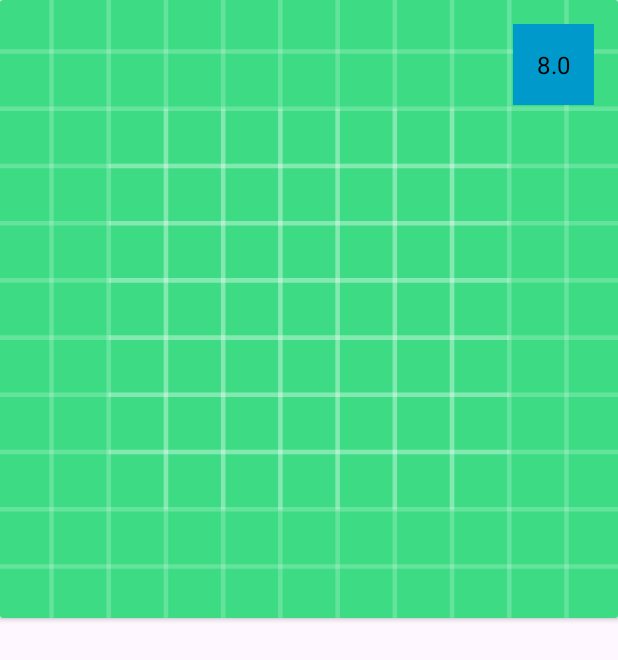
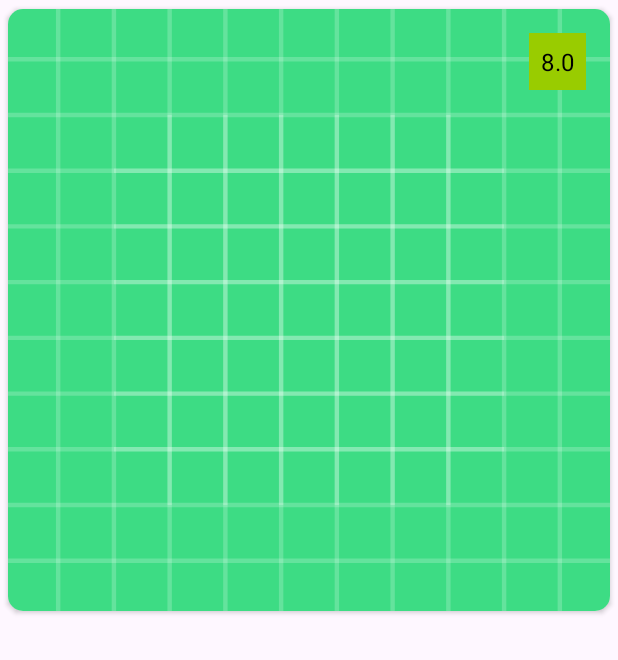
Before and after one commit to AlyonaRulezzz/Movies-Java, an Android app: the layout rv_item_layout.xml on its own in the app's theme, with its tools: preview values and no code run, on a phone screen of 412 x 824 dp. Shown: the top 660 px of the screen. Run offline under Robolectric (Android 15) with nearby library versions, the light colour scheme and no system bars; network calls fail.

Commit message:
added cardUseCompatPadding && cardCornerRadius in rv_item_layout.xml

```diff
--- a/app/src/main/res/layout/activity_main.xml
+++ b/app/src/main/res/layout/activity_main.xml
@@ -17,7 +17,8 @@
         android:id="@+id/pb"
         android:layout_width="wrap_content"
         android:layout_height="wrap_content"
-        android:visibility="visible"
+        android:visibility="gone"
+        tools:visibility="visible"
         app:layout_constraintStart_toStartOf="parent"
         app:layout_constraintEnd_toEndOf="parent"
         app:layout_constraintTop_toTopOf="parent"
--- a/app/src/main/res/layout/rv_item_layout.xml
+++ b/app/src/main/res/layout/rv_item_layout.xml
@@ -3,6 +3,8 @@
     xmlns:android="http://schemas.android.com/apk/res/android"
     xmlns:app="http://schemas.android.com/apk/res-auto"
     xmlns:tools="http://schemas.android.com/tools"
+    app:cardUseCompatPadding="true"
+    app:cardCornerRadius="10dp"
     android:layout_width="match_parent"
     android:layout_height="wrap_content">
 
@@ -26,9 +28,9 @@
             tools:text="8.0"
             android:textColor="@color/black"
             android:textSize="16sp"
-            android:padding="16dp"
+            android:padding="8dp"
             android:layout_margin="16dp"
-            android:background="@android:color/holo_blue_dark"
+            android:background="@android:color/holo_green_light"
             app:layout_constraintEnd_toEndOf="parent"
             app:layout_constraintTop_toTopOf="parent"/>
 
```
